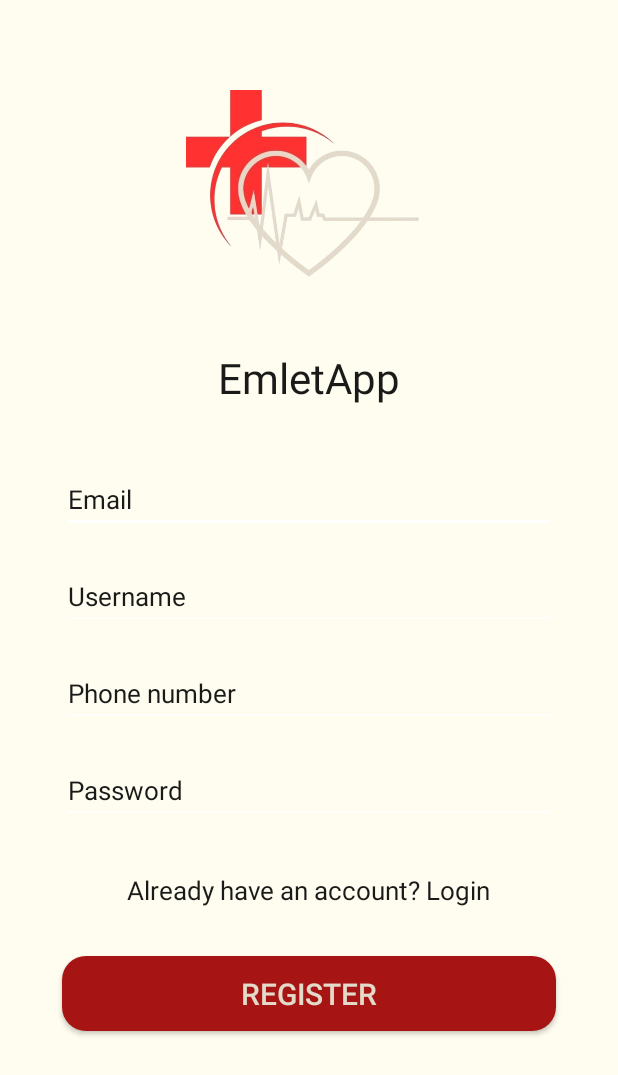
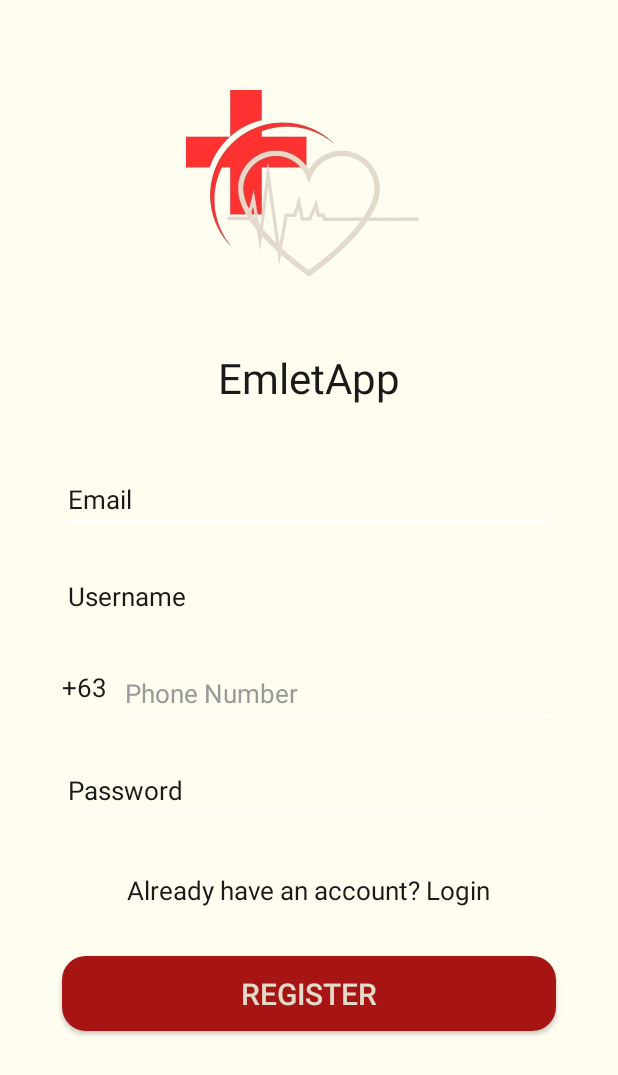
Before and after one commit to donfueg/cc17-3f-negaya, an Android app: the Register screen opened directly, with no data from a screen before it, after a tap on "REGISTER", on a phone screen of 412 x 824 dp. Shown: the top 1075 px of the screen. Run offline under Robolectric (Android 15) with nearby library versions, the phone set to English and light mode, and no system bars; our stand-ins replace Firebase (no records; nobody signed in at launch, a user with empty details on screens opened directly); Roboto replaces fonts that are not available here.

Commit message:
Register phone number place holder

```diff
--- a/app/src/main/java/com/example/crud2/Register.kt
+++ b/app/src/main/java/com/example/crud2/Register.kt
@@ -49,10 +49,16 @@ class Register : AppCompatActivity() {
             val phone = phoneEditText.text.toString().trim()
             val password = passwordEditText.text.toString().trim()
 
+            if (phone.length != 10 || !phone.matches(Regex("^9\\d{9}$"))) {
+                Toast.makeText(this, "Enter a valid 10-digit phone number starting with 9", Toast.LENGTH_SHORT).show()
+                return@setOnClickListener
+            }
+
+            val fullPhone = "+63$phone"
+
             if (email.isNotEmpty() && username.isNotEmpty() && phone.isNotEmpty() && password.isNotEmpty()) {
                 if (isPhoneValid(phone)) {
-                    // First create the account in Firebase Auth
-                    createAccount(email, username, phone, password)
+                    createAccount(email, username, fullPhone, password)
                 } else {
                     Toast.makeText(this, "Invalid phone number. Use digits only.", Toast.LENGTH_SHORT).show()
                 }
@@ -66,7 +72,7 @@ class Register : AppCompatActivity() {
             val intent = Intent(this, Login::class.java)
             startActivity(intent)
         }
-    }
+    } // ← this closes onCreate()
 
     // Function to create an account with Firebase Authentication
     private fun createAccount(email: String, username: String, phone: String, password: String) {
@@ -111,7 +117,6 @@ class Register : AppCompatActivity() {
 
     // Function to send OTP to the phone number
     private fun sendOtpToPhone(phoneNumber: String, userId: String) {
-        // Format the phone number with country code if not already formatted
         val formattedPhone = if (phoneNumber.startsWith("+")) phoneNumber else "+$phoneNumber"
 
         try {
@@ -121,7 +126,6 @@ class Register : AppCompatActivity() {
                 .setActivity(this)
                 .setCallbacks(object : PhoneAuthProvider.OnVerificationStateChangedCallbacks() {
                     override fun onVerificationCompleted(credential: com.google.firebase.auth.PhoneAuthCredential) {
-                        // Auto-verification completed (in some devices)
                         Toast.makeText(this@Register, "Verification completed automatically!", Toast.LENGTH_SHORT).show()
                         updateUserVerificationStatus(userId, true)
                         navigateToMainActivity()
@@ -131,8 +135,7 @@ class Register : AppCompatActivity() {
                         Toast.makeText(this@Register, "Verification failed: ${e.message}", Toast.LENGTH_LONG).show()
                     }
 
-                    override fun onCodeSent(verificationId: String, token: com.google.firebase.auth.PhoneAuthProvider.ForceResendingToken) {
-                        // OTP has been sent to the phone number
+                    override fun onCodeSent(verificationId: String, token: PhoneAuthProvider.ForceResendingToken) {
                         Toast.makeText(this@Register, "OTP sent successfully!", Toast.LENGTH_SHORT).show()
                         navigateToVerification(phoneNumber, verificationId, userId)
                     }
@@ -184,7 +187,7 @@ class Register : AppCompatActivity() {
         return sb.toString()
     }
 
-    // Function to validate phone number
+    // Function to validate phone number format
     private fun isPhoneValid(phone: String): Boolean {
         return phone.matches(Regex("^[0-9+]+$"))
     }
--- a/app/src/main/res/layout/activity_register.xml
+++ b/app/src/main/res/layout/activity_register.xml
@@ -34,8 +34,6 @@
         app:layout_constraintTop_toBottomOf="@+id/imageView2" />
 
     <!-- Email Input -->
-
-    <!-- Username Input -->
     <EditText
         android:id="@+id/email"
         android:layout_width="0dp"
@@ -51,6 +49,7 @@
         app:layout_constraintTop_toBottomOf="@+id/textView3"
         app:layout_constraintWidth_percent="0.8" />
 
+    <!-- Username Input -->
     <EditText
         android:id="@+id/contact"
         android:layout_width="0dp"
@@ -67,22 +66,44 @@
         app:layout_constraintHorizontal_bias="0.5"
         app:layout_constraintWidth_percent="0.8" />
 
-    <!-- Phone Number Input -->
-    <EditText
-        android:id="@+id/phone"
+    <!-- Phone Number Input Container -->
+    <LinearLayout
+        android:id="@+id/phoneContainer"
         android:layout_width="0dp"
         android:layout_height="wrap_content"
         android:layout_marginTop="20dp"
-        android:backgroundTint="@color/white"
-        android:hint="Phone number"
-        android:textColor="#1A1A19"
-        android:textColorHint="#1A1A19"
-        android:textSize="17sp"
+        android:orientation="horizontal"
+        android:gravity="center_vertical"
         app:layout_constraintEnd_toEndOf="parent"
         app:layout_constraintStart_toStartOf="parent"
         app:layout_constraintTop_toBottomOf="@+id/contact"
-        app:layout_constraintHorizontal_bias="0.5"
-        app:layout_constraintWidth_percent="0.8" />
+        app:layout_constraintWidth_percent="0.8">
+
+        <!-- Country Code Prefix -->
+        <TextView
+            android:id="@+id/countryPrefix"
+            android:layout_width="wrap_content"
+            android:layout_height="wrap_content"
+            android:text="+63 "
+            android:textColor="#1A1A19"
+            android:textSize="17sp"
+            android:paddingEnd="4dp"
+            android:paddingBottom="8dp" />
+
+        <!-- Phone Number Input -->
+        <EditText
+            android:id="@+id/phone"
+            android:layout_width="0dp"
+            android:layout_height="wrap_content"
+            android:layout_weight="1"
+            android:backgroundTint="@color/white"
+            android:hint="Phone Number"
+            android:inputType="phone"
+            android:maxLength="10"
+            android:textColor="#1A1A19"
+            android:textColorHint="#999999"
+            android:textSize="17sp" />
+    </LinearLayout>
 
     <!-- Password Input -->
     <EditText
@@ -92,18 +113,17 @@
         android:layout_marginTop="20dp"
         android:backgroundTint="@color/white"
         android:hint="Password"
+        android:inputType="textPassword"
         android:textColor="#1A1A19"
         android:textColorHint="#1A1A19"
         android:textSize="17sp"
         app:layout_constraintEnd_toEndOf="parent"
         app:layout_constraintStart_toStartOf="parent"
-        app:layout_constraintTop_toBottomOf="@+id/phone"
+        app:layout_constraintTop_toBottomOf="@+id/phoneContainer"
         app:layout_constraintHorizontal_bias="0.5"
         app:layout_constraintWidth_percent="0.8" />
 
     <!-- Register Button -->
-
-    <!-- Already have an account? TextView -->
     <Button
         android:id="@+id/register"
         android:layout_width="0dp"
@@ -118,6 +138,7 @@
         app:layout_constraintTop_toBottomOf="@+id/password"
         app:layout_constraintWidth_percent="0.8" />
 
+    <!-- Already have an account? TextView -->
     <TextView
         android:id="@+id/login"
         android:layout_width="wrap_content"
```
